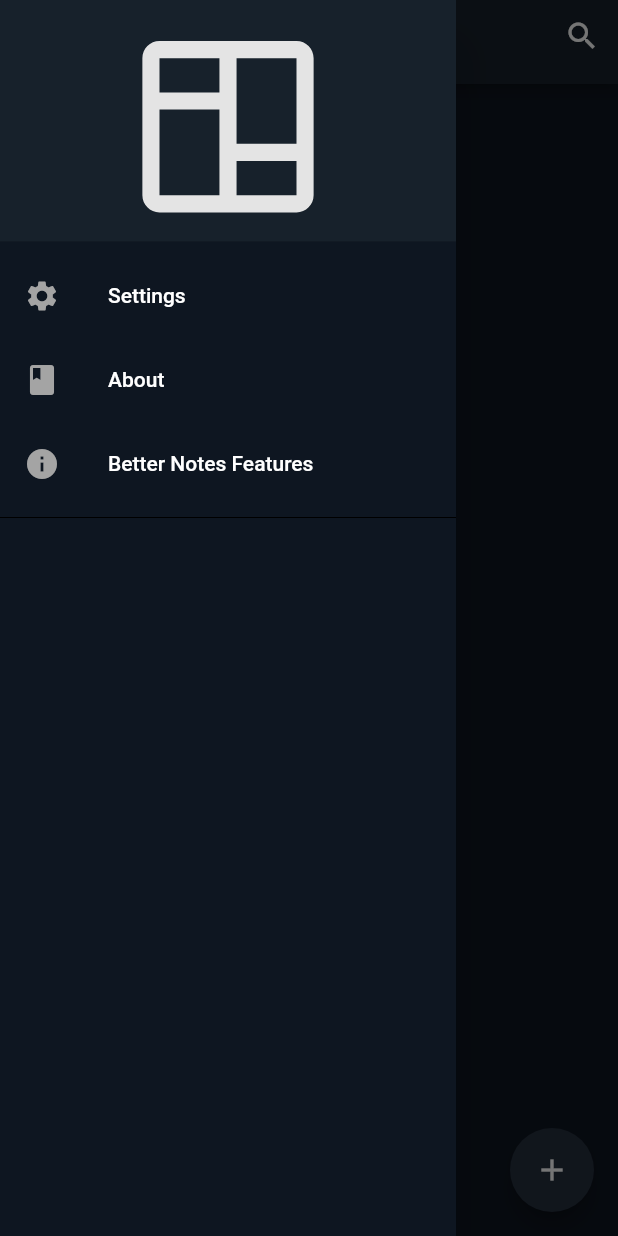
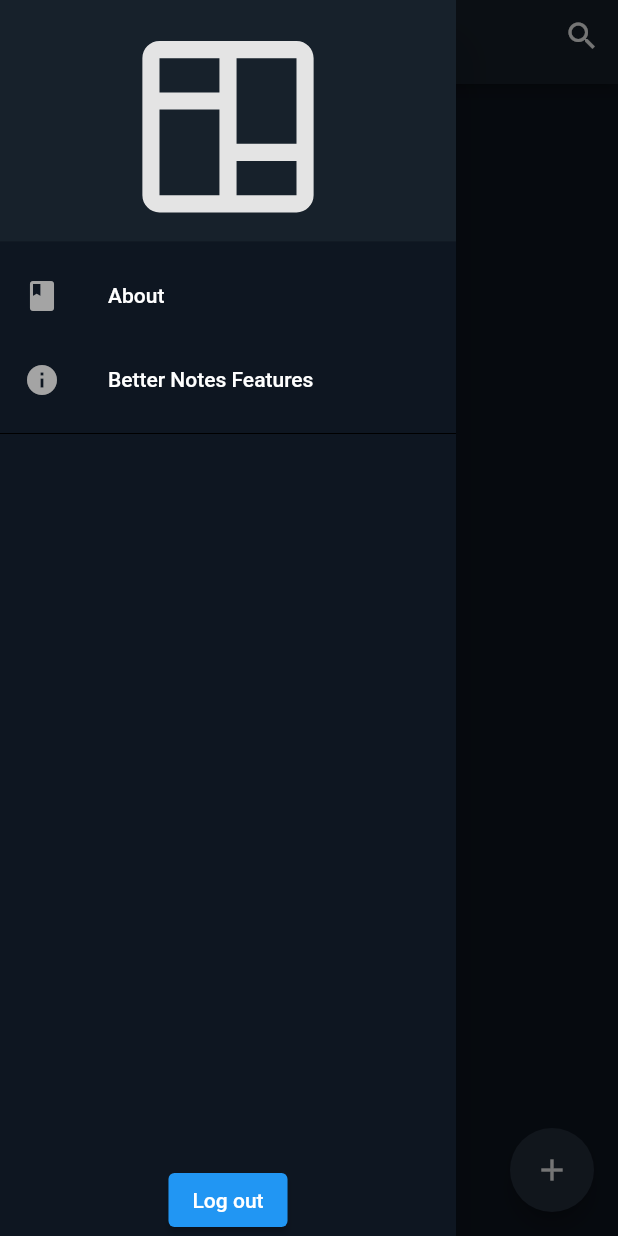
Before and after one commit to better-notes/android-client, a Flutter app: the HomePage screen opened directly with empty values, with the side drawer open, on a phone screen of 412 x 824 dp. Run offline on Flutter 3.47's test engine with Material 2 defaults, Android fonts, the phone set to English and light mode, and no system bars; our stand-ins replace flutter_secure_storage, flutter_svg; missing offline and left inert: hashtagable; accounts and stored records are empty.

Commit message:
Move log out button to the drawer.

```diff
--- a/lib/components/homePage/HomePageDrawer.dart
+++ b/lib/components/homePage/HomePageDrawer.dart
@@ -4,7 +4,6 @@ import 'package:flutter/material.dart';
 import 'package:flutter/rendering.dart';
 import 'package:flutter_application_1/pages/about.dart';
 import 'package:flutter_application_1/pages/features.dart';
-import 'package:flutter_application_1/pages/settings.dart';
 import 'package:flutter_application_1/theming.dart' as theming;
 import 'package:flutter_svg/flutter_svg.dart';
 
@@ -23,6 +22,9 @@ class HomePageDrawer extends StatelessWidget {
   @override
   Widget build(BuildContext context) {
     return Drawer(
+      child: Column(
+        children: [
+          Expanded(
             child: ListView(
               padding: EdgeInsets.zero,
               children: <Widget>[
@@ -32,25 +34,6 @@ class HomePageDrawer extends StatelessWidget {
                     color: theming.headerColor,
                   ),
                 ),
-          ListTile(
-              leading: Icon(
-                Icons.settings,
-                color: Color(0xFFA4A4A4),
-              ),
-              title: Text(
-                'Settings',
-                style: TextStyle(color: Colors.white),
-              ),
-              onTap: () {
-                Navigator.push(
-                  context,
-                  MaterialPageRoute(
-                      builder: (context) => SettingsPage(
-                            removeValue: removeValue,
-                            setStateToEnter: setStateToEnter,
-                          )),
-                );
-              }),
                 ListTile(
                   leading: Icon(
                     Icons.book,
@@ -86,6 +69,26 @@ class HomePageDrawer extends StatelessWidget {
                 Divider(color: Colors.black),
               ],
             ),
+          ),
+          Container(
+            child: Align(
+              alignment: FractionalOffset.bottomCenter,
+              child: Container(
+                child: Column(
+                  children: [
+                    ElevatedButton(
+                        onPressed: () async {
+                          await removeValue('authToken');
+                          setStateToEnter();
+                        },
+                        child: Text('Log out'))
+                  ],
+                ),
+              ),
+            ),
+          )
+        ],
+      ),
     );
   }
 }
```
Lines whose indentation alone changed are shown as unchanged.
